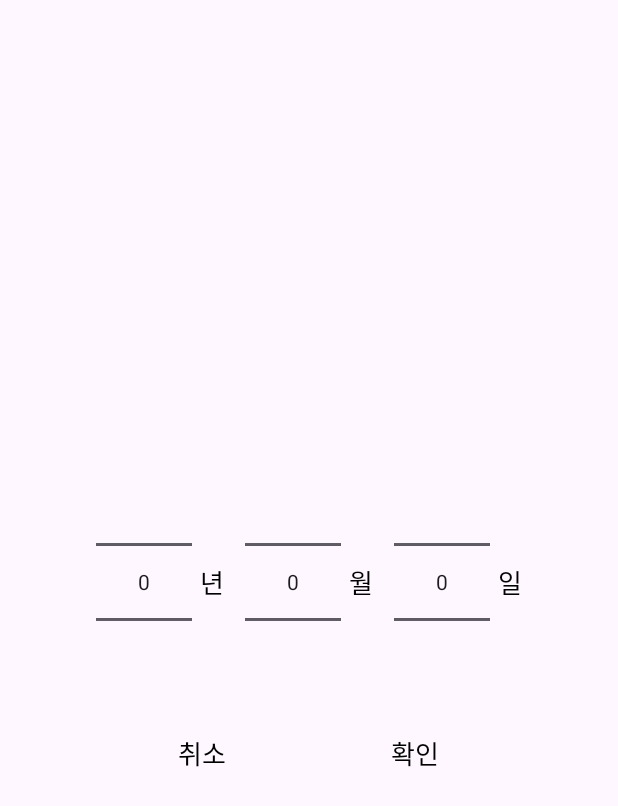
After one commit to YeBin0711/Timeline-Planner, an Android app: the layout date_picker.xml on its own in the app's theme, with its tools: preview values and no code run, on a phone screen of 412 x 824 dp. The commit adds this screen. Shown: the top 806 px of the screen. Run offline under Robolectric (Android 15) with nearby library versions, the phone set to English and light mode, and no system bars.

Commit message:
달 선택 다이얼로그 레이아웃 완성

```diff
--- a/app/src/main/res/layout/calendar_cell.xml
+++ b/app/src/main/res/layout/calendar_cell.xml
@@ -13,4 +13,9 @@
         android:textSize="15sp"
         android:textStyle="bold" />
 
+    <androidx.recyclerview.widget.RecyclerView
+        android:id="@+id/eventList"
+        android:layout_width="match_parent"
+        android:layout_height="wrap_content"/>
+
 </LinearLayout>
--- /dev/null
+++ b/app/src/main/res/layout/date_picker.xml
@@ -0,0 +1,102 @@
+<?xml version="1.0" encoding="utf-8"?>
+<LinearLayout xmlns:android="http://schemas.android.com/apk/res/android"
+    android:layout_width="wrap_content"
+    android:layout_height="match_parent"
+    android:gravity="center"
+    android:layout_gravity="center"
+    android:orientation="vertical"
+    android:paddingHorizontal="20dp">
+
+    <LinearLayout
+        android:id="@+id/datePicker"
+        android:layout_width="match_parent"
+        android:layout_height="wrap_content"
+        android:orientation="horizontal">
+
+        <NumberPicker
+            android:id="@+id/yearPicker"
+            android:layout_width="wrap_content"
+            android:layout_height="wrap_content"
+            android:gravity="center"
+            android:layout_gravity="center"
+            android:backgroundTint="#00000000"
+            android:textColor="@color/black"
+            android:textSize="20sp"/>
+        <TextView
+            android:layout_width="wrap_content"
+            android:layout_height="wrap_content"
+            android:backgroundTint="#00000000"
+            android:gravity="center"
+            android:layout_gravity="center"
+            android:textColor="@color/black"
+            android:textSize="17sp"
+            android:layout_marginLeft="5dp"
+            android:layout_marginRight="14dp"
+            android:text="년"/>
+        <NumberPicker
+            android:id="@+id/monthPicker"
+            android:layout_width="wrap_content"
+            android:layout_height="wrap_content"
+            android:backgroundTint="#00000000"
+            android:gravity="center"
+            android:layout_gravity="center"
+            android:textColor="@color/black"
+            android:textSize="20sp"/>
+        <TextView
+            android:layout_width="wrap_content"
+            android:layout_height="wrap_content"
+            android:gravity="center"
+            android:layout_gravity="center"
+            android:layout_marginLeft="5dp"
+            android:layout_marginRight="14dp"
+            android:backgroundTint="#00000000"
+            android:textColor="@color/black"
+            android:textSize="17sp"
+            android:text="월"/>
+        <NumberPicker
+            android:id="@+id/dayPicker"
+            android:layout_width="wrap_content"
+            android:layout_height="wrap_content"
+            android:backgroundTint="#00000000"
+            android:gravity="center"
+            android:layout_gravity="center"
+            android:textColor="@color/black"
+            android:textSize="20sp"/>
+        <TextView
+            android:layout_width="wrap_content"
+            android:layout_height="wrap_content"
+            android:gravity="center"
+            android:layout_gravity="center"
+            android:layout_marginLeft="5dp"
+            android:textColor="@color/black"
+            android:textSize="17sp"
+            android:backgroundTint="#00000000"
+            android:text="일"/>
+    </LinearLayout>
+
+
+    <LinearLayout
+        android:layout_width="match_parent"
+        android:layout_height="wrap_content"
+        android:orientation="horizontal">
+
+        <Button
+            android:id="@+id/cancel"
+            android:layout_width="0dp"
+            android:layout_height="wrap_content"
+            android:layout_weight="1"
+            android:backgroundTint="#00000000"
+            android:textColor="@color/black"
+            android:textSize="17sp"
+            android:text="취소"/>
+        <Button
+            android:id="@+id/ok"
+            android:layout_width="0dp"
+            android:layout_height="wrap_content"
+            android:layout_weight="1"
+            android:backgroundTint="#00000000"
+            android:textColor="@color/black"
+            android:textSize="17sp"
+            android:text="확인"/>
+    </LinearLayout>
+</LinearLayout>
--- a/app/src/main/res/values/colors.xml
+++ b/app/src/main/res/values/colors.xml
@@ -2,6 +2,6 @@
 <resources>
     <color name="black">#FF000000</color>
     <color name="white">#FFFFFFFF</color>
-    <color name="gray">#D9D9D9</color>
+    <color name="gray">#B5B5B5</color>
     <color name="drakgray">#C4C4C4</color>
 </resources>
--- a/app/src/main/res/values/themes.xml
+++ b/app/src/main/res/values/themes.xml
@@ -24,7 +24,7 @@
         <item name="android:layout_height">wrap_content</item>
         <item name="android:layout_weight">1</item>
         <item name="android:textAlignment">center</item>
-        <item name="android:textSize">16sp</item>
+        <item name="android:textSize">13sp</item>
         <item name="android:textStyle">bold</item>
     </style>
 
```
Also changed, not shown: app/src/main/java/com/example/timelineplanner/Monthly.kt (+55 -6 lines), app/src/main/java/com/example/timelineplanner/MonthlyActivity.kt (+22 -1 lines), app/src/main/res/layout/activity_monthly.xml (+12 -4 lines), app/src/main/res/layout/monthly_event_list_item.xml (added, +23 -0 lines), app/src/main/res/drawable/toggle.png (added).
